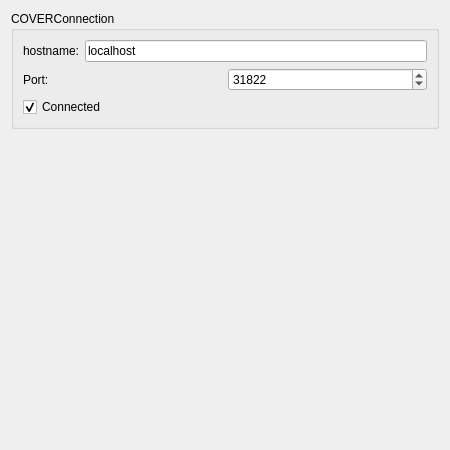
hlrs-vis/covise, file src/OpenCOVER/DrivingSim/oddlot/src/cover/coverconnection.ui: the form before one commit.
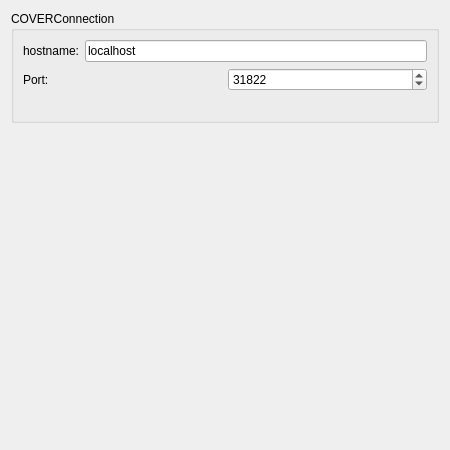
The form after the commit.

Commit message: Rebuild COVERConnection Button

The edit to the form file:
```diff
--- a/src/OpenCOVER/DrivingSim/oddlot/src/cover/coverconnection.ui
+++ b/src/OpenCOVER/DrivingSim/oddlot/src/cover/coverconnection.ui
@@ -23,16 +23,6 @@
       <string>COVERConnection</string>
      </property>
      <layout class="QFormLayout" name="formLayout">
-      <item row="1" column="0">
-       <widget class="QCheckBox" name="connectedState">
-        <property name="text">
-         <string>Connected</string>
-        </property>
-        <property name="checked">
-         <bool>true</bool>
-        </property>
-       </widget>
-      </item>
       <item row="0" column="0" colspan="2">
        <layout class="QVBoxLayout" name="verticalLayout">
         <item>
@@ -79,6 +69,13 @@
         </item>
        </layout>
       </item>
+      <item row="1" column="0">
+       <widget class="QLabel" name="Instruction">
+        <property name="text">
+         <string/>
+        </property>
+       </widget>
+      </item>
      </layout>
     </widget>
    </item>
```
The commit also changes 7 other files.
